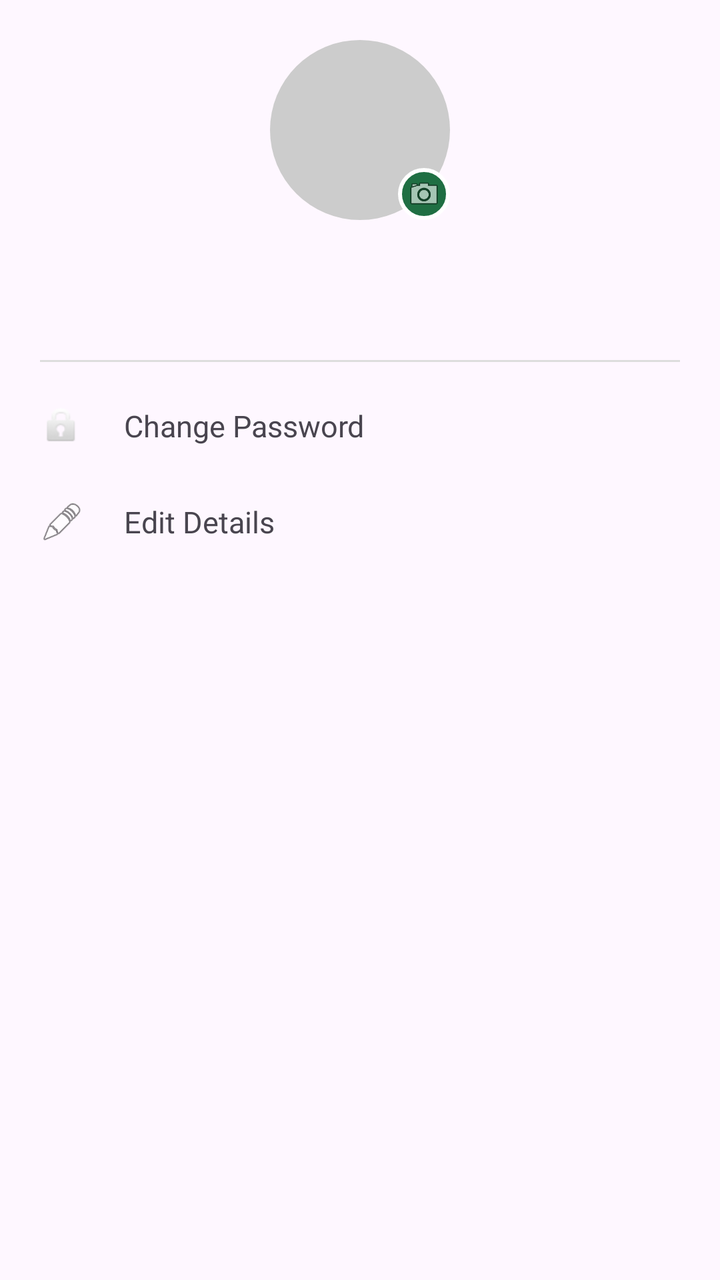
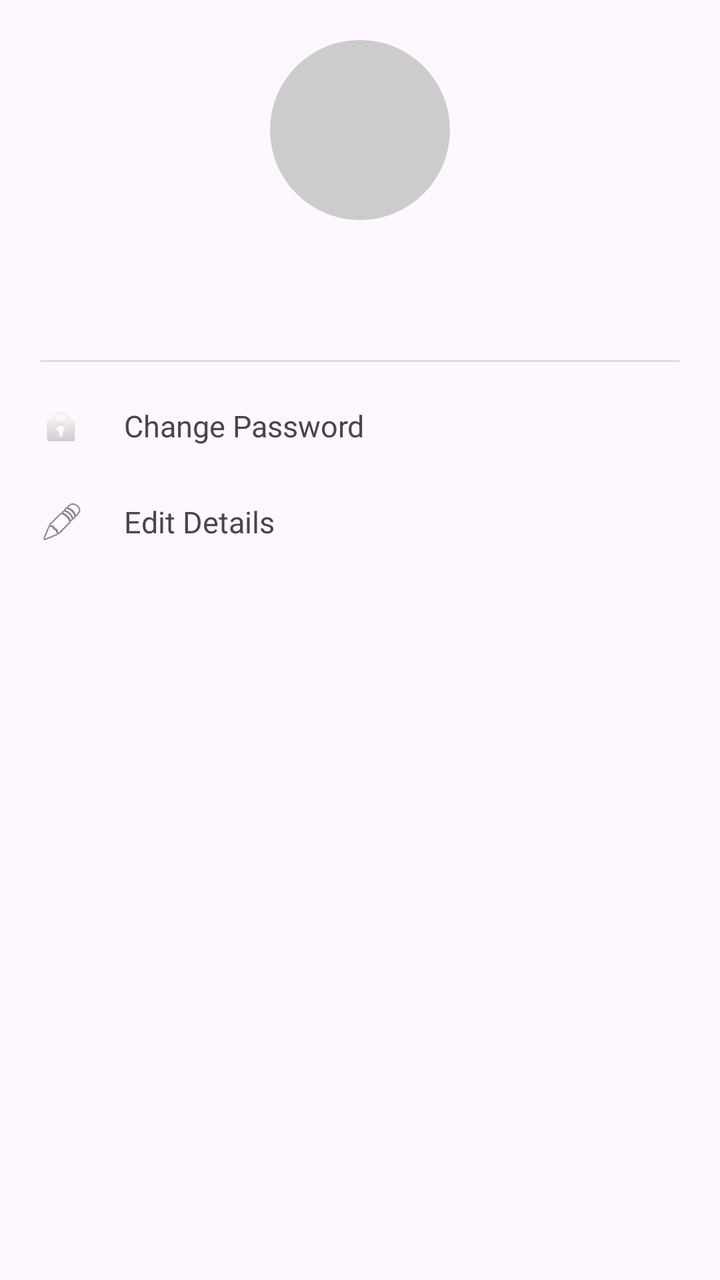

An Android layout rendered at two revisions. The XML below is the earlier revision; the diff shows what the commit changed to produce the second picture.
<!-- AndroidManifest.xml: application theme Theme.AGROFASTASOLUTIONS -->
<!-- res/layout/bottom_sheet_profile.xml -->
<?xml version="1.0" encoding="utf-8"?>
<LinearLayout xmlns:android="http://schemas.android.com/apk/res/android"
    android:layout_width="match_parent"
    android:layout_height="wrap_content"
    android:orientation="vertical"
    android:padding="20dp">

    
    <FrameLayout
        android:layout_width="90dp"
        android:layout_height="90dp"
        android:layout_gravity="center_horizontal"
        android:layout_marginBottom="12dp">

        <ImageView
            android:id="@+id/iv_profile_photo"
            android:layout_width="90dp"
            android:layout_height="90dp"
            android:scaleType="centerCrop"
            android:background="@drawable/bg_circle_placeholder"
            android:contentDescription="Profile photo" />

        <ImageView
            android:id="@+id/iv_edit_badge"
            android:layout_width="26dp"
            android:layout_height="26dp"
            android:layout_gravity="bottom|end"
            android:src="@android:drawable/ic_menu_camera"
            android:background="@drawable/bg_circle_edit_badge"
            android:padding="4dp"
            android:contentDescription="Change photo" />
    </FrameLayout>

    <TextView
        android:id="@+id/tv_profile_name"
        android:layout_width="wrap_content"
        android:layout_height="wrap_content"
        android:layout_gravity="center_horizontal"
        android:textStyle="bold"
        android:textSize="18sp"
        android:text="" />

    <TextView
        android:id="@+id/tv_profile_status"
        android:layout_width="wrap_content"
        android:layout_height="wrap_content"
        android:layout_gravity="center_horizontal"
        android:layout_marginBottom="16dp"
        android:textColor="#888888"
        android:textSize="13sp"
        android:text="" />

    <View
        android:layout_width="match_parent"
        android:layout_height="1dp"
        android:background="#DDDDDD"
        android:layout_marginBottom="8dp" />

    
    <LinearLayout
        android:id="@+id/row_change_password"
        android:layout_width="match_parent"
        android:layout_height="48dp"
        android:orientation="horizontal"
        android:gravity="center_vertical"
        android:clickable="true"
        android:focusable="true"
        android:background="?attr/selectableItemBackground">

        <ImageView
            android:layout_width="22dp"
            android:layout_height="22dp"
            android:src="@android:drawable/ic_lock_idle_lock"
            android:contentDescription="Change password" />

        <TextView
            android:layout_width="wrap_content"
            android:layout_height="wrap_content"
            android:layout_marginStart="20dp"
            android:text="Change Password"
            android:textSize="15sp" />
    </LinearLayout>

    
    <LinearLayout
        android:id="@+id/row_edit_details"
        android:layout_width="match_parent"
        android:layout_height="48dp"
        android:orientation="horizontal"
        android:gravity="center_vertical"
        android:clickable="true"
        android:focusable="true"
        android:background="?attr/selectableItemBackground">

        <ImageView
            android:layout_width="22dp"
            android:layout_height="22dp"
            android:src="@android:drawable/ic_menu_edit"
            android:contentDescription="Edit details" />

        <TextView
            android:layout_width="wrap_content"
            android:layout_height="wrap_content"
            android:layout_marginStart="20dp"
            android:text="Edit Details"
            android:textSize="15sp" />
    </LinearLayout>

</LinearLayout>
<!-- resources referenced by this layout -->
<resources>
  <!-- drawable bg_circle_edit_badge (drawable) -->
  <?xml version="1.0" encoding="utf-8"?>
  <shape xmlns:android="http://schemas.android.com/apk/res/android" android:shape="oval">
      <solid android:color="@color/agrofast_green" />
      <stroke android:width="2dp" android:color="@android:color/white" />
  </shape>
  <!-- drawable bg_circle_placeholder (drawable) -->
  <?xml version="1.0" encoding="utf-8"?>
  <shape xmlns:android="http://schemas.android.com/apk/res/android" android:shape="oval">
      <solid android:color="#CCCCCC" />
  </shape>
  <style name="Theme.AGROFASTASOLUTIONS" parent="Base.Theme.AGROFASTASOLUTIONS" />
  <color name="agrofast_green">#1F6F43</color>
  <style name="Base.Theme.AGROFASTASOLUTIONS" parent="Theme.Material3.DayNight.NoActionBar">
          
          
              
          <item name="CardBackgroundColor">@color/agrofast_green</item>
          <item name="CardStrokeColor">@color/agrofast_green</item>
  
      </style>
</resources>

<!-- the commit's change to res/layout/bottom_sheet_profile.xml (unified diff, before → after) -->
@@ -20,15 +20,6 @@
             android:background="@drawable/bg_circle_placeholder"
             android:contentDescription="Profile photo" />
 
-        <ImageView
-            android:id="@+id/iv_edit_badge"
-            android:layout_width="26dp"
-            android:layout_height="26dp"
-            android:layout_gravity="bottom|end"
-            android:src="@android:drawable/ic_menu_camera"
-            android:background="@drawable/bg_circle_edit_badge"
-            android:padding="4dp"
-            android:contentDescription="Change photo" />
     </FrameLayout>
 
     <TextView
<!-- resource entries referenced after the edit -->
@@ -1,11 +1,5 @@
 <!-- resources referenced by this layout -->
 <resources>
-  <!-- drawable bg_circle_edit_badge (drawable) -->
-  <?xml version="1.0" encoding="utf-8"?>
-  <shape xmlns:android="http://schemas.android.com/apk/res/android" android:shape="oval">
-      <solid android:color="@color/agrofast_green" />
-      <stroke android:width="2dp" android:color="@android:color/white" />
-  </shape>
   <!-- drawable bg_circle_placeholder (drawable) -->
   <?xml version="1.0" encoding="utf-8"?>
   <shape xmlns:android="http://schemas.android.com/apk/res/android" android:shape="oval">
